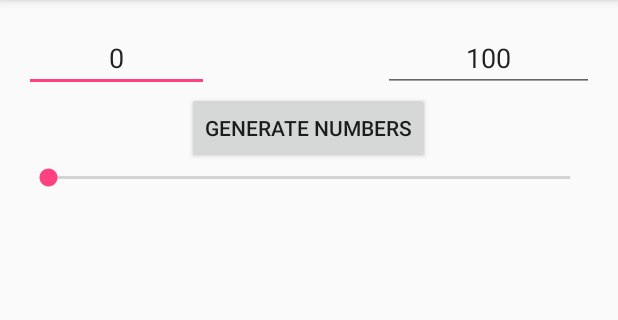
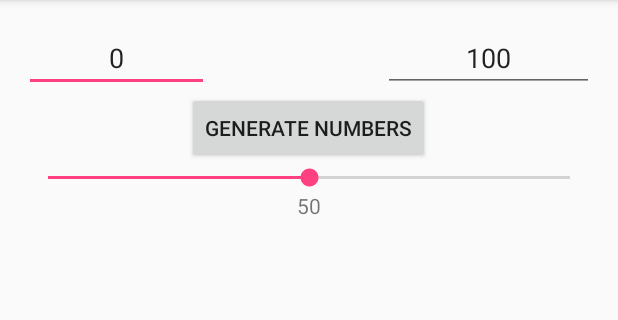
Before and after one commit to pwlandoll/cs445, an Android app: the screen it shows after launch (MainActivity), on a phone screen of 412 x 824 dp, the part 84-404 px from its top. Run offline under Robolectric (Android 15) with nearby library versions, the phone set to English and light mode, and no system bars.

Commit message:
Worked on homework 4

```diff
--- a/Homework4/app/src/main/java/edu/jcu/plandoll16/homework4/MainActivity.java
+++ b/Homework4/app/src/main/java/edu/jcu/plandoll16/homework4/MainActivity.java
@@ -19,13 +19,12 @@ import java.util.Random;
 public class MainActivity extends AppCompatActivity {
     // Instance variables corresponding to resources
     private EditText minEditText, maxEditText;
-    private Button generateButton;
     private SeekBar numberSeekBar;
     private TextView barTextView;
     private ListView topListView, rightListView, leftListView;
     // Other instance variables
-    private int min, max, threshold;
-    private Integer minText, maxText;
+    private int min, max;
+    private Integer minText, maxText, threshold;
     private ArrayList<Integer> topArray, rightArray, leftArray;
     private ArrayAdapter<Integer> topAdapter, rightAdapter, leftAdapter;
 
@@ -37,18 +36,20 @@ public class MainActivity extends AppCompatActivity {
         // Associate instance variables with resources
         minEditText = (EditText)findViewById(R.id.minEditText);
         maxEditText = (EditText)findViewById(R.id.maxEditText);
-        generateButton = (Button)findViewById(R.id.generateButton);
         numberSeekBar = (SeekBar)findViewById(R.id.numberSeekBar);
         barTextView = (TextView)findViewById(R.id.barTextView);
         topListView = (ListView)findViewById(R.id.topListView);
         rightListView = (ListView)findViewById(R.id.rightListView);
         leftListView = (ListView)findViewById(R.id.leftListView);
+
         // Set defaults for min, max, threshold, numberSeekBar
         minEditText.setText(getResources().getString(R.string.defaultMin));
         maxEditText.setText(getResources().getString(R.string.defaultMax));
         updateMinAndMax();
-
-        // Instantiate other instance variables
+        threshold = (max-min)/2;
+        numberSeekBar.setMax(max - min);
+        numberSeekBar.setProgress(threshold);
+        barTextView.setText(threshold.toString());
 
         // Create/set adapters for arrays
         topArray = new ArrayList<Integer>();
@@ -63,14 +64,24 @@ public class MainActivity extends AppCompatActivity {
 
         topListView.setChoiceMode(ListView.CHOICE_MODE_SINGLE);
         topListView.setOnItemClickListener(topListViewListener);
+
+        // Connect listeners
+        minEditText.addTextChangedListener(editTextWatcher);
+        maxEditText.addTextChangedListener(editTextWatcher);
+        numberSeekBar.setOnSeekBarChangeListener(numberSeekBarListener);
     }
 
-    private void generateNumbers() {
+    public void generateNumbers(View view) {
         Random r = new Random();
         topAdapter.clear();
+        leftAdapter.clear();
+        rightAdapter.clear();
         for (int i = 0; i < 6; i++) {
             topAdapter.add(r.nextInt(max-min) + min);
         }
+        topAdapter.notifyDataSetChanged();
+        leftAdapter.notifyDataSetChanged();
+        rightAdapter.notifyDataSetChanged();
     }
 
     private void updateMinAndMax() {
@@ -79,8 +90,8 @@ public class MainActivity extends AppCompatActivity {
             maxText = Integer.parseInt(maxEditText.getText().toString());
         } catch (Exception e) {
             // Set 0, 100 as default values
-            minText = 0;
-            maxText = 100;
+            minText = 105; //debug
+            maxText = 110;
         }
         if (minText <= maxText) {
             min = minText;
@@ -117,13 +128,12 @@ public class MainActivity extends AppCompatActivity {
 
         @Override
         public void onTextChanged(CharSequence s, int start, int before, int count) {
-            // Use afterTextChanged() to prevent errors with unfinished input
+            updateMinAndMax();
         }
 
         @Override
         public void afterTextChanged(Editable s) {
-            // Update max and min
-            updateMinAndMax();
+
         }
     };
 
@@ -132,13 +142,18 @@ public class MainActivity extends AppCompatActivity {
         public void onProgressChanged(SeekBar seekBar, int progress, boolean fromUser) {
             // Update the threshold
             threshold = min + progress;
+            barTextView.setText(threshold.toString());
         }
 
         @Override
         public void onStartTrackingTouch(SeekBar seekBar) {
             // Clear the topArray and topListView
             topAdapter.clear();
+            leftAdapter.clear();
+            rightAdapter.clear();
             topAdapter.notifyDataSetChanged();
+            leftAdapter.notifyDataSetChanged();
+            rightAdapter.notifyDataSetChanged();
         }
 
         @Override
--- a/Homework4/app/src/main/res/layout/activity_main.xml
+++ b/Homework4/app/src/main/res/layout/activity_main.xml
@@ -49,7 +49,8 @@
         android:text="@string/generate"
         android:id="@+id/generateButton"
         android:layout_below="@+id/linearLayout"
-        android:layout_centerHorizontal="true" />
+        android:layout_centerHorizontal="true"
+        android:onClick="generateNumbers" />
 
     <LinearLayout
         android:orientation="vertical"
@@ -74,7 +75,8 @@
             android:layout_width="wrap_content"
             android:layout_height="wrap_content"
             android:id="@+id/barTextView"
-            android:layout_gravity="center_horizontal" />
+            android:layout_gravity="center_horizontal"
+            android:text="Test" />
 
         <LinearLayout
             android:orientation="horizontal"
```
